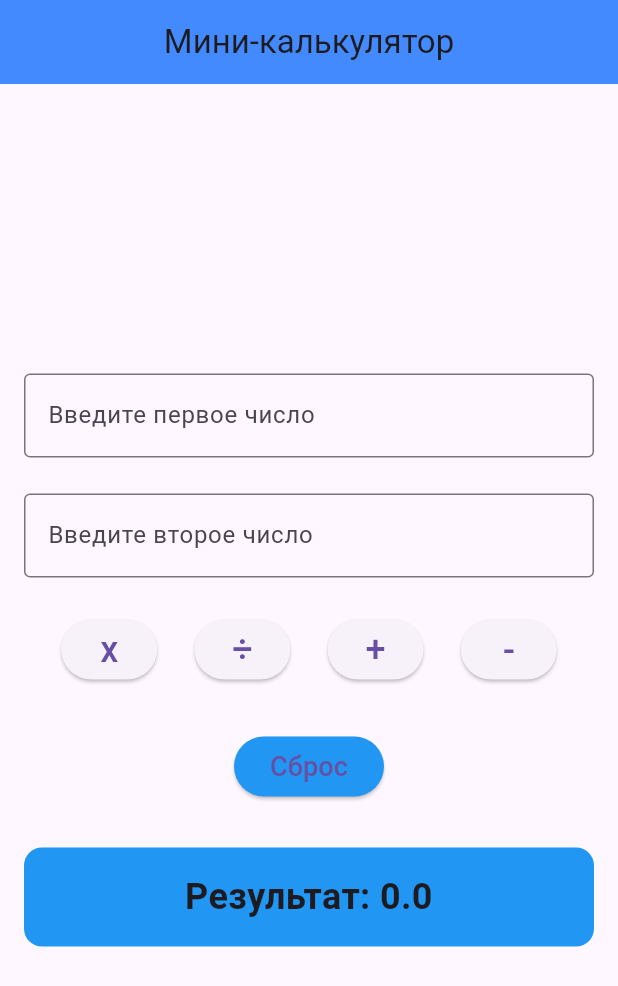
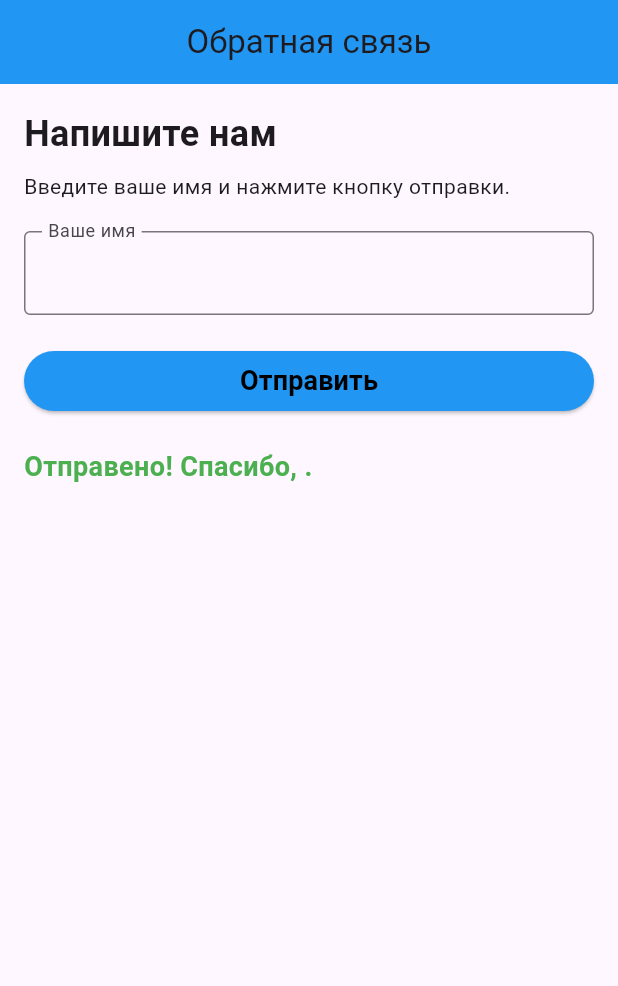
Before and after one commit to baiymbet9797-ux/Baiymbet_Askat_Uulu_dart, a Flutter app: the screen it shows after launch, on a phone screen of 412 x 824 dp. Shown: the top 986 px of the screen. Run offline on Flutter 3.47's test engine with Material 3 defaults, Android fonts, the phone set to English and light mode, and no system bars.

Commit message:
BAIYMBET_ASKAT_UULU_FLUTTER_LESSON_2

```diff
--- /dev/null
+++ b/fluter_lesson_2/baiymbet_askat_uulu_flutter_lesson_2/lib/feedbackScreen.dart
@@ -0,0 +1,87 @@
+import 'package:flutter/material.dart';
+
+class FeedbackScreen extends StatelessWidget {
+  @override
+  Widget build(BuildContext context) {
+    return MaterialApp(
+      debugShowCheckedModeBanner: false,
+      home: Scaffold(
+        appBar: AppBar(
+          title: Text('Обратная связь'),
+          backgroundColor: Colors.blue,
+          centerTitle: true,
+        ),
+        body: Padding(
+          padding: EdgeInsets.all(16),
+          child: Column(
+            crossAxisAlignment: CrossAxisAlignment.start,
+            children: [
+              Text(
+                'Напишите нам',
+                style: TextStyle(fontSize: 24, fontWeight: FontWeight.bold),
+              ),
+              SizedBox(height: 8),
+              Text('Введите ваше имя и нажмите кнопку отправки.'),
+               SizedBox(height: 20),
+               FeedbackForm(),
+            ],
+          ),
+        ),
+      ),
+    );
+  }
+}
+
+class FeedbackForm extends StatefulWidget {
+  @override
+  State<FeedbackForm> createState() => FeedbackFormState();
+}
+
+class FeedbackFormState extends State<FeedbackForm> {
+
+  String name = '';
+    bool isSent = false;
+  final TextEditingController nameController = TextEditingController();
+  String resultText = '';
+
+
+  @override
+  Widget build(BuildContext context) {
+
+    return Column(
+      crossAxisAlignment: CrossAxisAlignment.stretch,
+      children: [
+        TextField(
+          controller: nameController,
+          decoration: InputDecoration(
+            labelText: 'Ваше имя',
+            floatingLabelBehavior: FloatingLabelBehavior.always,
+            border: OutlineInputBorder(),
+          ),
+          onChanged: (value) {
+            name = value;
+          },
+        ),
+        SizedBox(height: 20),
+        ElevatedButton(
+          onPressed: (){
+            if (name.trim().isNotEmpty){
+              setState(() {
+                isSent = true;
+              });
+              nameController.clear();
+            }
+          },
+          style: ElevatedButton.styleFrom(backgroundColor: Colors.blue,
+          foregroundColor: Colors.black),
+          child: Text('Отправить', style: TextStyle(fontSize: 18, fontWeight: FontWeight.bold ),),
+        ),
+        SizedBox(height: 20),
+        Text('Отправено! Спасибо, $name.',
+        style: TextStyle(fontSize: 18,
+        fontWeight: FontWeight.bold,
+        color: Colors.green),),
+      ],
+    );
+  }
+}
```
Also changed, not shown: fluter_lesson_2/baiymbet_askat_uulu_flutter_lesson_2/lib/listViewApp.dart (added, +35 -0 lines), fluter_lesson_2/baiymbet_askat_uulu_flutter_lesson_2/lib/main.dart (+8 -3 lines), fluter_lesson_2/baiymbet_askat_uulu_flutter_lesson_2/lib/marketApp.dart (added, +131 -0 lines), fluter_lesson_2/baiymbet_askat_uulu_flutter_lesson_2/lib/pageViewApp.dart (added, +37 -0 lines).
